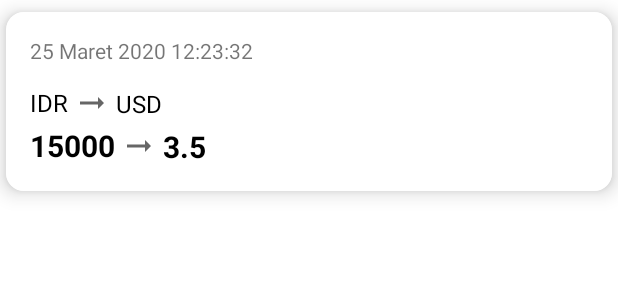
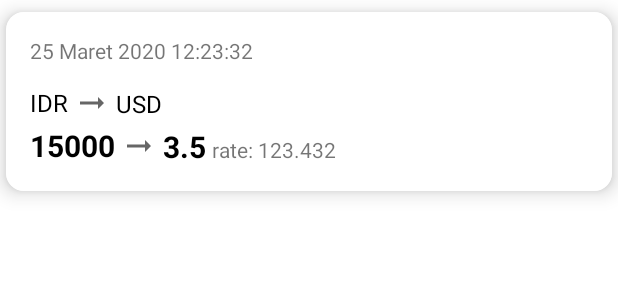
Before and after one commit to jonathandarwin/kotlin-currency, an Android app: the layout list_convert_currency_history_item.xml on its own in the app's theme, with its tools: preview values and no code run, on a phone screen of 412 x 824 dp. Shown: the top 300 px of the screen. Run offline under Robolectric (Android 15) with nearby library versions, the phone set to English and light mode, and no system bars.

Commit message:
create history adapter

```diff
--- a/app/src/main/res/layout/list_convert_currency_history_item.xml
+++ b/app/src/main/res/layout/list_convert_currency_history_item.xml
@@ -4,7 +4,13 @@
     xmlns:tools="http://schemas.android.com/tools">
 
     <data>
+        <variable
+            name="data"
+            type="com.jonathandarwin.domain.model.ConvertCurrency" />
 
+        <variable
+            name="displayDateTime"
+            type="String"/>
     </data>
 
     <androidx.cardview.widget.CardView
@@ -29,6 +35,7 @@
                 android:id="@+id/tvDateTime"
                 android:layout_width="0dp"
                 android:layout_height="wrap_content"
+                android:text="@{displayDateTime}"
                 tools:text="25 Maret 2020 12:23:32"
                 app:layout_constraintLeft_toLeftOf="parent"
                 app:layout_constraintRight_toRightOf="parent"
@@ -40,6 +47,7 @@
                 android:layout_width="wrap_content"
                 android:layout_height="wrap_content"
                 android:layout_marginTop="14dp"
+                android:text="@{data.from}"
                 tools:text="IDR"
                 android:textSize="16dp"
                 android:textColor="@color/black"
@@ -64,6 +72,7 @@
                 android:layout_height="wrap_content"
                 android:src="@drawable/ic_arrow_right"
                 android:layout_marginStart="4dp"
+                android:text="@{data.to}"
                 tools:text="USD"
                 android:textSize="16dp"
                 android:textColor="@color/black"
@@ -77,6 +86,7 @@
                 android:layout_width="wrap_content"
                 android:layout_height="wrap_content"
                 android:layout_marginTop="4dp"
+                android:text="@{data.amount}"
                 tools:text="15000"
                 android:textStyle="bold"
                 android:textSize="20dp"
@@ -102,6 +112,7 @@
                 android:layout_height="wrap_content"
                 android:src="@drawable/ic_arrow_right"
                 android:layout_marginStart="4dp"
+                android:text="@{data.result}"
                 tools:text="3.5"
                 android:textStyle="bold"
                 android:textSize="20dp"
@@ -111,7 +122,20 @@
                 app:layout_constraintLeft_toRightOf="@id/icRight2"
                 />
 
+            <TextView
+                android:id="@+id/tvRate"
+                android:layout_width="0dp"
+                android:layout_height="wrap_content"
+                android:text="@{`Rate : ` + data.rate}"
+                tools:text="rate: 123.432"
+                android:layout_marginStart="4dp"
+                app:layout_constraintLeft_toRightOf="@id/tvResult"
+                app:layout_constraintRight_toRightOf="parent"
+                app:layout_constraintBaseline_toBaselineOf="@id/tvResult"
+                />
+
         </androidx.constraintlayout.widget.ConstraintLayout>
 
     </androidx.cardview.widget.CardView>
+
 </layout>
```
Also changed, not shown: app/src/main/java/com/jonathandarwin/currency/ui/history/HistoryAdapter.kt (added, +39 -0 lines), app/src/main/java/com/jonathandarwin/currency/util/DateTimeUtil.kt (added, +18 -0 lines).
